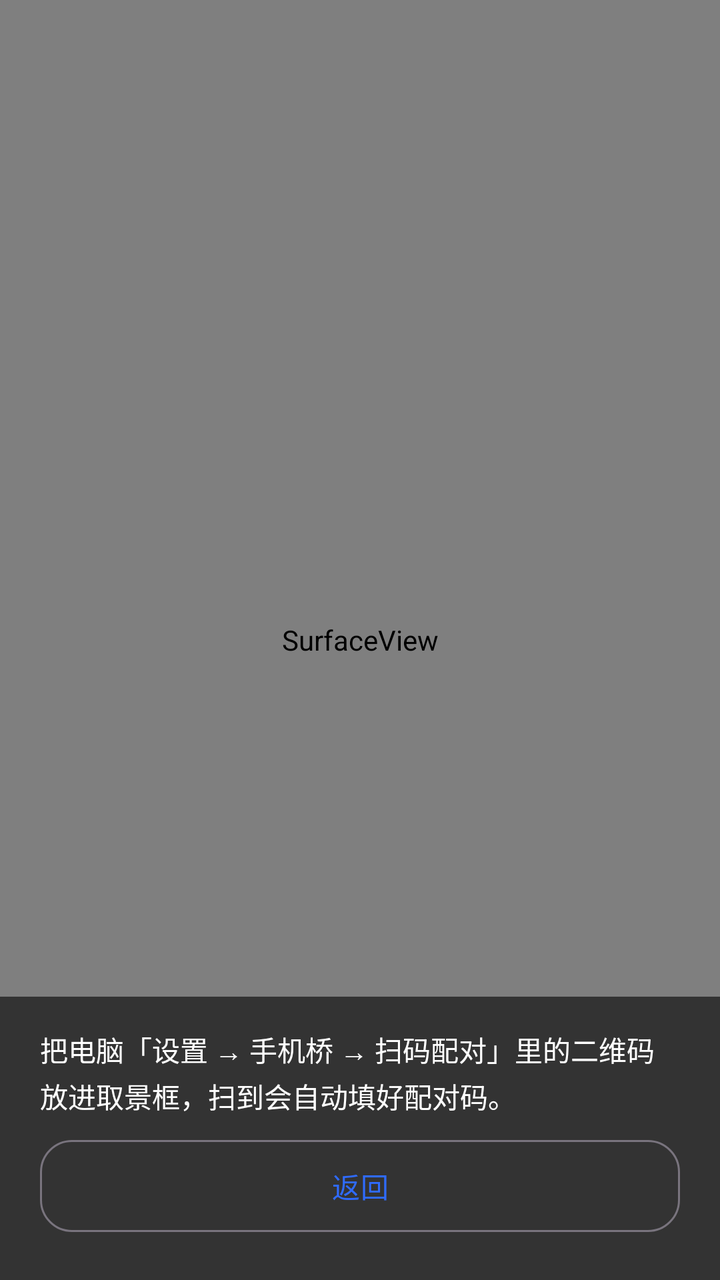
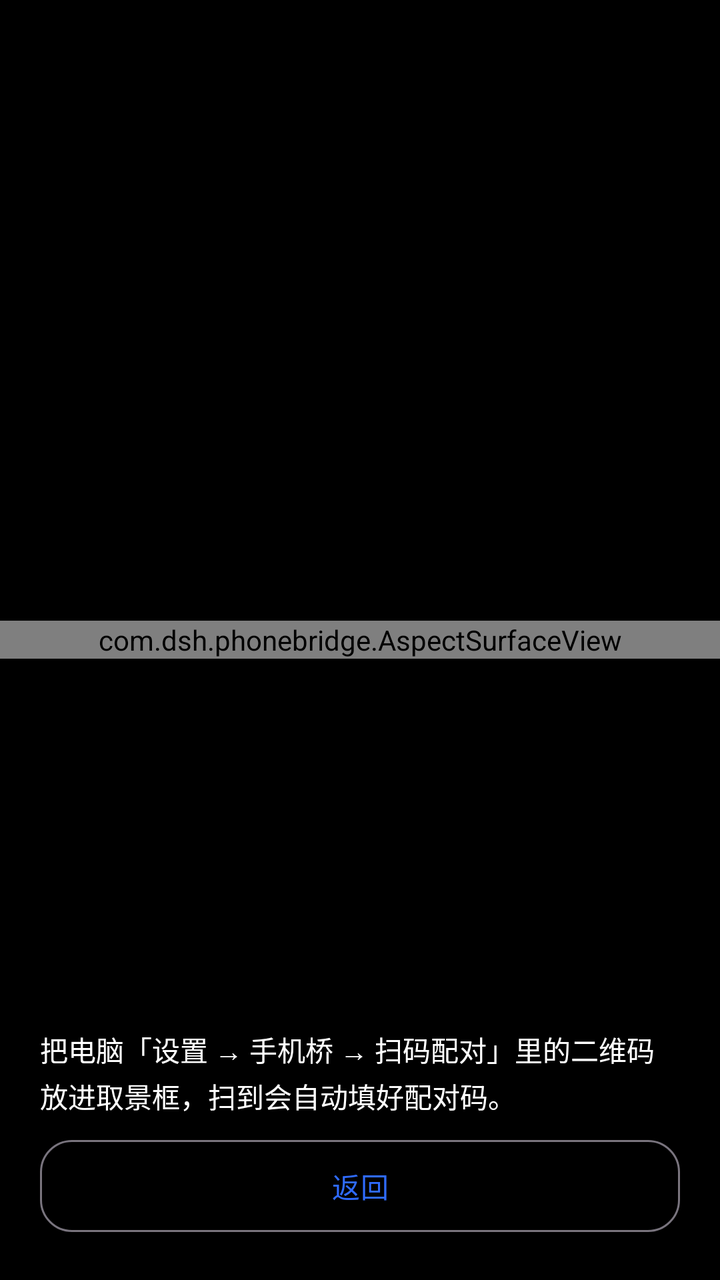

Before-and-after screenshots of an Android layout around one commit, followed by the original layout XML and the change that was made.
<!-- AndroidManifest.xml: application theme Theme.DshPhoneBridge -->
<!-- res/layout/activity_scan.xml -->
<?xml version="1.0" encoding="utf-8"?>
<FrameLayout xmlns:android="http://schemas.android.com/apk/res/android"
    android:layout_width="match_parent"
    android:layout_height="match_parent"
    android:background="#000000">

    <SurfaceView
        android:id="@+id/scanSurface"
        android:layout_width="match_parent"
        android:layout_height="match_parent" />

    <LinearLayout
        android:layout_width="match_parent"
        android:layout_height="wrap_content"
        android:layout_gravity="bottom"
        android:background="#99000000"
        android:orientation="vertical"
        android:paddingStart="20dp"
        android:paddingTop="16dp"
        android:paddingEnd="20dp"
        android:paddingBottom="24dp">

        <TextView
            android:id="@+id/scanHint"
            android:layout_width="match_parent"
            android:layout_height="wrap_content"
            android:lineSpacingExtra="3dp"
            android:text="@string/scan_hint"
            android:textColor="#FFFFFF"
            android:textSize="14sp" />

        <Button
            android:id="@+id/cancelScanButton"
            style="@style/Widget.Dsh.Button.Outlined"
            android:layout_width="match_parent"
            android:layout_height="wrap_content"
            android:layout_marginTop="12dp"
            android:text="@string/back" />
    </LinearLayout>
</FrameLayout>
<!-- resources referenced by this layout -->
<resources>
  <string name="back">返回</string>
  <string name="scan_hint">把电脑「设置 → 手机桥 → 扫码配对」里的二维码放进取景框，扫到会自动填好配对码。</string>
  <style name="Widget.Dsh.Button.Outlined" parent="Widget.Material3.Button.OutlinedButton">
          <item name="cornerRadius">16dp</item>
          <item name="android:textAllCaps">false</item>
          <item name="android:letterSpacing">0.01</item>
          <item name="android:textSize">14sp</item>
          <item name="android:minHeight">46dp</item>
          <item name="android:insetTop">0dp</item>
          <item name="android:insetBottom">0dp</item>
      </style>
  <style name="Theme.DshPhoneBridge" parent="Theme.Material3.DayNight.NoActionBar">
          <item name="colorPrimary">@color/dsh_primary</item>
          <item name="colorOnPrimary">@color/dsh_on_primary</item>
          <item name="colorPrimaryContainer">@color/dsh_primary_container</item>
          <item name="colorOnPrimaryContainer">@color/dsh_on_primary_container</item>
          <item name="colorSecondary">@color/dsh_secondary</item>
          <item name="colorSecondaryContainer">@color/dsh_secondary_container</item>
          <item name="colorOnSecondaryContainer">@color/dsh_on_secondary_container</item>
  
          <item name="materialButtonStyle">@style/Widget.Dsh.Button</item>
          <item name="materialCardViewStyle">@style/Widget.Dsh.Card</item>
  
          <item name="android:statusBarColor">@android:color/transparent</item>
          <item name="android:navigationBarColor">@android:color/transparent</item>
          <item name="android:windowBackground">?attr/colorSurface</item>
      </style>
  <color name="dsh_primary">#2F6BFF</color>
  <color name="dsh_on_primary">#FFFFFF</color>
  <color name="dsh_primary_container">#DCE8FF</color>
  <color name="dsh_on_primary_container">#08245C</color>
  <color name="dsh_secondary">#4C7DBE</color>
  <color name="dsh_secondary_container">#DCE8F9</color>
  <color name="dsh_on_secondary_container">#0F2C50</color>
  <style name="Widget.Dsh.Button" parent="Widget.Material3.Button">
          <item name="cornerRadius">16dp</item>
          <item name="android:textAllCaps">false</item>
          <item name="android:letterSpacing">0.01</item>
          <item name="android:textSize">15sp</item>
          <item name="android:minHeight">48dp</item>
          <item name="android:minWidth">48dp</item>
          <item name="android:insetTop">0dp</item>
          <item name="android:insetBottom">0dp</item>
      </style>
  <style name="Widget.Dsh.Card" parent="Widget.Material3.CardView.Elevated">
          <item name="cardCornerRadius">20dp</item>
          <item name="cardElevation">0dp</item>
          <item name="strokeWidth">1dp</item>
          <item name="strokeColor">@color/dsh_card_stroke</item>
      </style>
  <color name="dsh_card_stroke">#E2E6ED</color>
</resources>

<!-- the commit's change to res/layout/activity_scan.xml (unified diff, before → after) -->
@@ -4,10 +4,11 @@
     android:layout_height="match_parent"
     android:background="#000000">
 
-    <SurfaceView
+    <com.dsh.phonebridge.AspectSurfaceView
         android:id="@+id/scanSurface"
         android:layout_width="match_parent"
-        android:layout_height="match_parent" />
+        android:layout_height="wrap_content"
+        android:layout_gravity="center" />
 
     <LinearLayout
         android:layout_width="match_parent"
